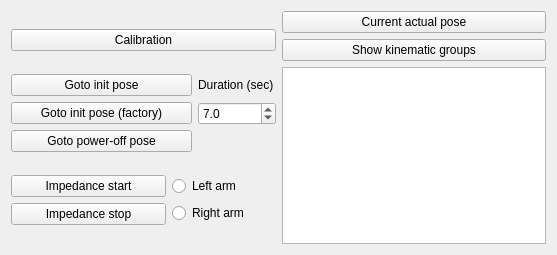
Before: the Qt Designer form hironx_ros_bridge/resource/hironx_commandpanel_main.ui in start-jsk/rtmros_hironx, drawn with Qt 5.
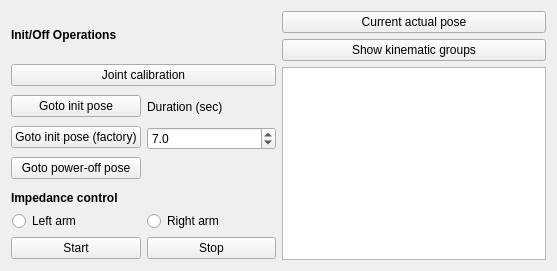
After: the same form once the commit is applied.

Commit message: [hironx/rqt dashboard] Cosmetics

Diff of the .ui file:
```diff
--- a/hironx_ros_bridge/resource/hironx_commandpanel_main.ui
+++ b/hironx_ros_bridge/resource/hironx_commandpanel_main.ui
@@ -7,7 +7,7 @@
     <x>0</x>
     <y>0</y>
     <width>557</width>
-    <height>255</height>
+    <height>271</height>
    </rect>
   </property>
   <property name="windowTitle">
@@ -17,7 +17,7 @@
    <item row="0" column="0">
     <layout class="QHBoxLayout" name="horizontalLayout_2" stretch="5,5">
      <item>
-      <layout class="QVBoxLayout" name="verticalLayout" stretch="1,0,1">
+      <layout class="QVBoxLayout" name="verticalLayout" stretch="0,0">
        <property name="spacing">
         <number>6</number>
        </property>
@@ -31,19 +31,30 @@
         <number>1</number>
        </property>
        <item>
+        <layout class="QGridLayout" name="gridLayout_2" rowstretch="0" columnstretch="0">
+         <item row="0" column="0">
+          <layout class="QVBoxLayout" name="verticalLayout_init_off_pose_top" stretch="1,1,2">
+           <item>
+            <widget class="QLabel" name="label_sectiontitle_init_off_pose">
+             <property name="text">
+              <string>&lt;html&gt;&lt;head/&gt;&lt;body&gt;&lt;p&gt;&lt;span style=&quot; font-weight:600;&quot;&gt;Init/Off Operations&lt;/span&gt;&lt;/p&gt;&lt;/body&gt;&lt;/html&gt;</string>
+             </property>
+            </widget>
+           </item>
+           <item>
         <widget class="QPushButton" name="pushButton_checkEncoders">
          <property name="toolTip">
           <string>&lt;html&gt;&lt;head/&gt;&lt;body&gt;&lt;p&gt;HIRONX.checkEncoders&lt;/p&gt;&lt;/body&gt;&lt;/html&gt;</string>
          </property>
          <property name="text">
-          <string>Calibration</string>
+              <string>Joint calibration</string>
          </property>
         </widget>
        </item>
        <item>
-        <layout class="QGridLayout" name="gridLayout_2" rowstretch="0" columnstretch="7,3">
-         <item row="0" column="0">
-          <layout class="QVBoxLayout" name="verticalLayout_4">
+            <layout class="QHBoxLayout" name="horizontalLayout_init_off_operations" stretch="5,5">
+             <item>
+              <layout class="QVBoxLayout" name="verticalLayout_init_off_operations_buttons">
            <item>
             <widget class="QPushButton" name="pushButton_goInitial">
              <property name="toolTip">
@@ -76,7 +87,7 @@
            </item>
           </layout>
          </item>
-         <item row="0" column="1">
+             <item>
           <layout class="QVBoxLayout" name="verticalLayout_5">
            <item>
             <widget class="QLabel" name="label_duration">
@@ -112,34 +123,29 @@
          </item>
         </layout>
        </item>
+          </layout>
+         </item>
+        </layout>
+       </item>
        <item>
-        <layout class="QGridLayout" name="gridLayout_impedance" rowstretch="0" columnstretch="6,4">
+        <layout class="QGridLayout" name="gridLayout_impedance" rowstretch="0" columnstretch="0">
          <item row="0" column="0">
           <layout class="QVBoxLayout" name="verticalLayout_3">
            <item>
-            <widget class="QPushButton" name="pushButton_startImpedance">
-             <property name="toolTip">
-              <string>&lt;html&gt;&lt;head/&gt;&lt;body&gt;&lt;p&gt;startImpedance&lt;/p&gt;&lt;/body&gt;&lt;/html&gt;</string>
-             </property>
+            <widget class="QLabel" name="label_sectiontitle_impedance">
              <property name="text">
-              <string>Impedance start</string>
+              <string>&lt;html&gt;&lt;head/&gt;&lt;body&gt;&lt;p&gt;&lt;span style=&quot; font-weight:600;&quot;&gt;Impedance control&lt;/span&gt;&lt;/p&gt;&lt;/body&gt;&lt;/html&gt;</string>
              </property>
             </widget>
            </item>
            <item>
-            <widget class="QPushButton" name="pushButton_stopImpedance">
-             <property name="toolTip">
-              <string>&lt;html&gt;&lt;head/&gt;&lt;body&gt;&lt;p&gt;stopImpedance&lt;/p&gt;&lt;/body&gt;&lt;/html&gt;</string>
+            <layout class="QHBoxLayout" name="horizontalLayout_impedance_armselect">
+             <property name="leftMargin">
+              <number>1</number>
              </property>
-             <property name="text">
-              <string>Impedance stop</string>
+             <property name="rightMargin">
+              <number>1</number>
              </property>
-            </widget>
-           </item>
-          </layout>
-         </item>
-         <item row="0" column="1">
-          <layout class="QVBoxLayout" name="verticalLayout_6">
            <item>
             <widget class="QRadioButton" name="radioButton_impedance_left">
              <property name="text">
@@ -153,6 +159,32 @@
               <string>Right arm</string>
              </property>
             </widget>
+             </item>
+            </layout>
+           </item>
+           <item>
+            <layout class="QHBoxLayout" name="horizontalLayout_impedance_operation">
+             <item>
+              <widget class="QPushButton" name="pushButton_startImpedance">
+               <property name="toolTip">
+                <string>&lt;html&gt;&lt;head/&gt;&lt;body&gt;&lt;p&gt;startImpedance&lt;/p&gt;&lt;/body&gt;&lt;/html&gt;</string>
+               </property>
+               <property name="text">
+                <string>Start</string>
+               </property>
+              </widget>
+             </item>
+             <item>
+              <widget class="QPushButton" name="pushButton_stopImpedance">
+               <property name="toolTip">
+                <string>&lt;html&gt;&lt;head/&gt;&lt;body&gt;&lt;p&gt;stopImpedance&lt;/p&gt;&lt;/body&gt;&lt;/html&gt;</string>
+               </property>
+               <property name="text">
+                <string>Stop</string>
+               </property>
+              </widget>
+             </item>
+            </layout>
            </item>
           </layout>
          </item>
```
Left out of the diff: 4 changed lines with no effect on the pictures. Lines whose indentation alone changed are shown as unchanged.
